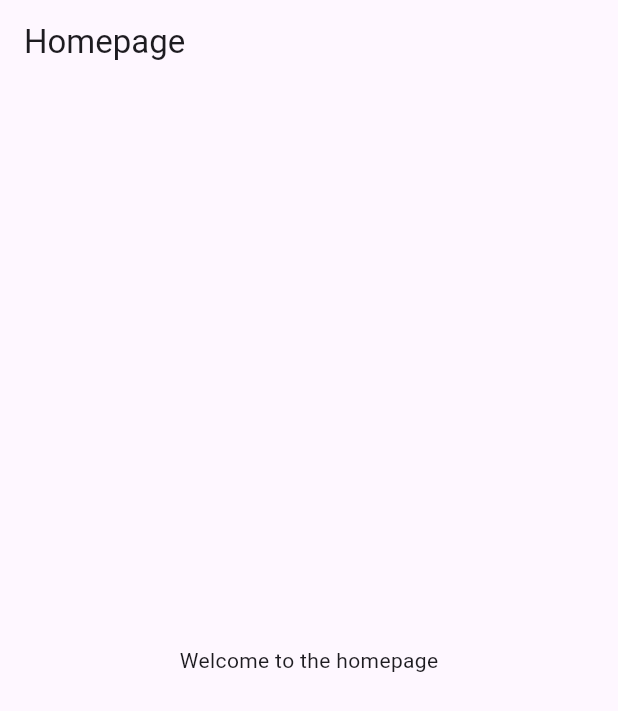
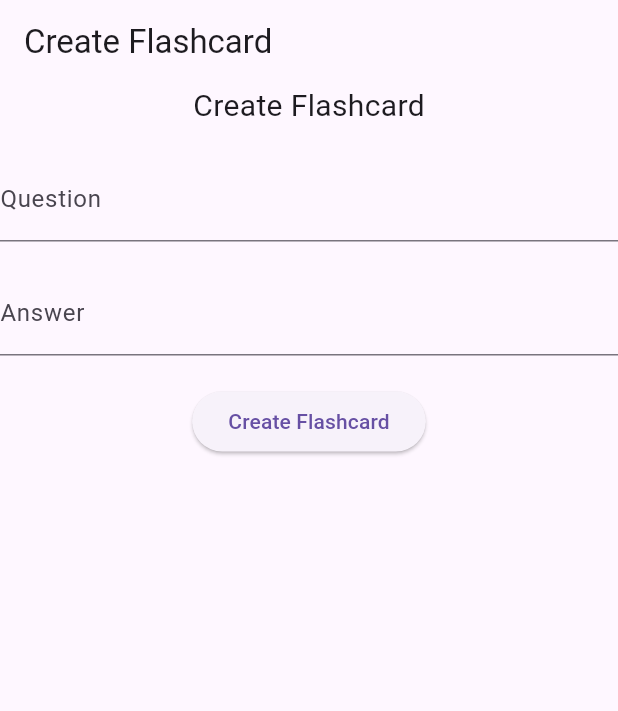
Before and after one commit to KhalilHen/flash-card, a Flutter app: the screen it shows after launch, on a phone screen of 412 x 824 dp. Shown: the top 711 px of the screen. Run offline on Flutter 3.47's test engine with Material 3 defaults, Android fonts, the phone set to English and light mode, and no system bars; our stand-ins replace supabase, supabase_flutter; accounts and stored records are empty.

Commit message:
Added a form and create flashcard function

```diff
--- /dev/null
+++ b/lib/controllers/flashcard_controller.dart
@@ -0,0 +1,29 @@
+import 'package:flash_card_app/main.dart';
+import 'package:flutter/material.dart';
+import 'package:supabase_flutter/supabase_flutter.dart';
+
+class FlashcardController {
+
+  Future<void> createFlashCard(BuildContext context, String question, String answer) async {
+    final response = await supabase.from('flash_card').insert({
+      'title': 'Test',
+      'question': question,
+      'answer': answer,
+      // 'set_id': 1,
+    }).select();
+
+    if (response == null || response.isEmpty) {
+      print(response);
+      print('Failed to create flashcard');
+      return;
+    }
+
+    print('Flashcard created successfully');
+    // Notify the user about the successful creation of the flashcard
+    ScaffoldMessenger.of(context).showSnackBar(
+      SnackBar(
+        content: Text('Flashcard created successfully: ${response[0]['question']} - ${response[0]['answer']}'),
+      ),
+    );
+  }
+}
--- a/lib/main.dart
+++ b/lib/main.dart
@@ -1,3 +1,4 @@
+import 'package:flash_card_app/pages/create_flashcard.dart';
 import 'package:flash_card_app/pages/homepage.dart';
 import 'package:flutter/material.dart';
 import 'package:supabase/supabase.dart';
@@ -11,21 +12,20 @@ Future<void> main() async {
 
   runApp(MyApp());
 }
+final supabase = Supabase.instance.client;
 
 class MyApp extends StatelessWidget {
   const MyApp({super.key});
 
-  // This widget is the root of your application.
   @override
   Widget build(BuildContext context) {
     return MaterialApp(
       title: ' flashcard',
       theme: ThemeData(
 
-        colorScheme: ColorScheme.fromSeed(seedColor: Colors.deepPurple),
         useMaterial3: true,
       ),
-      home:  HomePage(),
+      home:  CreateFlashCard(),
     );
   }
 }
--- /dev/null
+++ b/lib/pages/create_flashcard.dart
@@ -0,0 +1,83 @@
+import 'package:flash_card_app/controllers/flashcard_controller.dart';
+import 'package:flash_card_app/models/flashcard_model.dart';
+import 'package:flutter/material.dart';
+
+
+class CreateFlashCard extends StatefulWidget {
+  const CreateFlashCard({Key? key}) : super(key: key);
+
+  @override
+  State<CreateFlashCard> createState() => _CreateFlashCardState();
+}
+
+class _CreateFlashCardState extends State<CreateFlashCard> {
+
+  final formKey = GlobalKey<FormState>();
+  final questionController = TextEditingController();
+  final answerController = TextEditingController();
+  final flashCardController = FlashcardController();
+  @override
+  Widget build(BuildContext context) {
+    return Scaffold(
+      appBar: AppBar(
+        title: const Text('Create Flashcard'),
+      ),
+      body:  SingleChildScrollView(
+        child: Center(
+            child: Form(
+              key: formKey,
+              child: Column(
+
+
+              children: [
+
+                Text("Create Flashcard", style: TextStyle(fontSize: 20),),
+
+                SizedBox(height: 20,),
+
+                TextFormField(
+                  controller: questionController,
+
+                  decoration: InputDecoration(
+                    labelText: 'Question',
+                  ),
+
+
+
+                ),
+
+                SizedBox(height: 20,),
+      TextFormField(
+          controller: answerController,
+                  decoration: InputDecoration(
+                    labelText: 'Answer',
+                  ),
+
+
+
+                ),
+
+                SizedBox(height: 20,),
+
+
+
+
+                ElevatedButton(onPressed: (){
+
+                    flashCardController.createFlashCard(
+                      context,
+                      questionController.text,
+                      answerController.text
+                    );
+
+                }, child: Text('Create Flashcard')
+      )
+              ],
+            )),
+
+
+        ),
+      ),
+    );
+  }
+}
```
Also changed, not shown: lib/controllers/flashcard_set_controller.dart (added).
